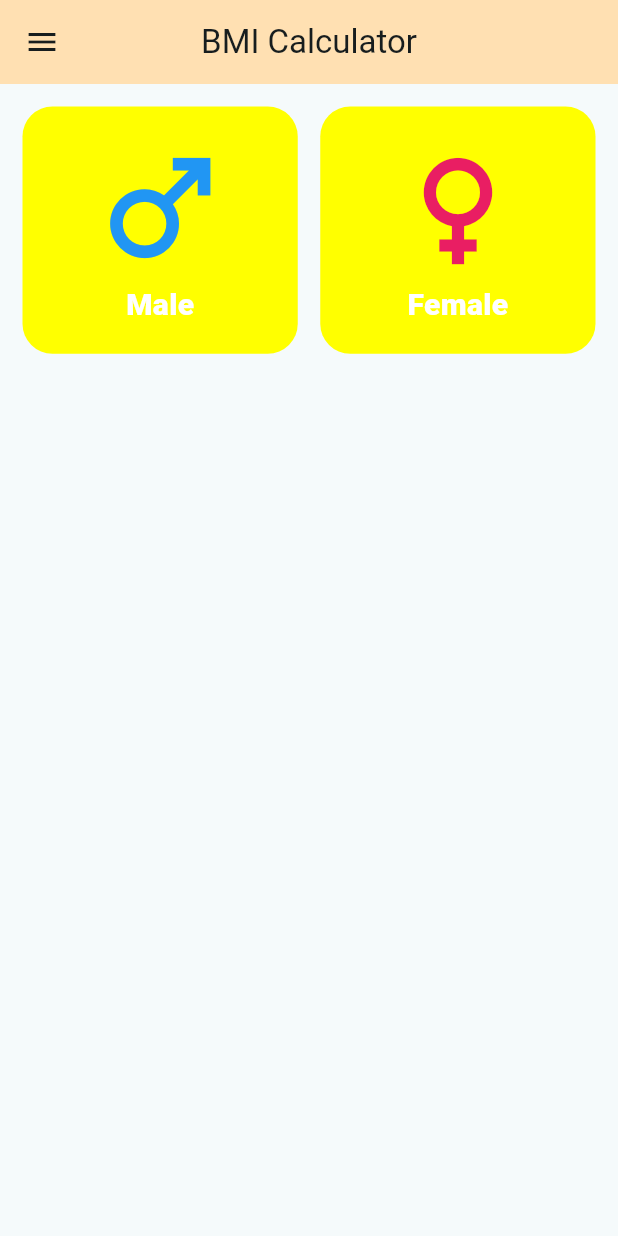
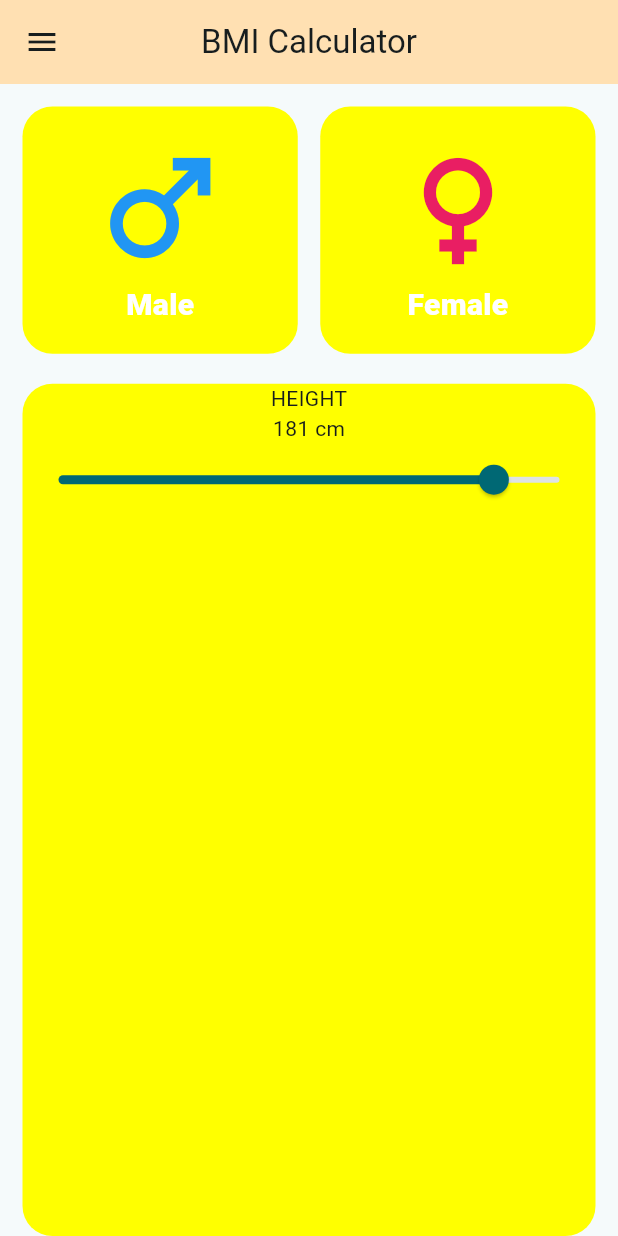
Before and after one commit to Ratndeep1999/bmi_calculator, a Flutter app: the screen it shows after launch, on a phone screen of 412 x 824 dp. Run offline on Flutter 3.47's test engine with Material 3 defaults, Android fonts, the phone set to English and light mode, and no system bars.

Commit message:
bmi_calculator_page.dart : male anf female section (container, icons, text) added, Height section (Text, Text and slider) added

```diff
--- a/lib/bmi_calculator_page.dart
+++ b/lib/bmi_calculator_page.dart
@@ -8,6 +8,9 @@ class BmiCalculatorPage extends StatefulWidget {
 }
 
 class _BmiCalculatorPageState extends State<BmiCalculatorPage> {
+
+  double _height = 181 ;
+
   @override
   Widget build(BuildContext context) {
     return Scaffold(
@@ -30,8 +33,14 @@ class _BmiCalculatorPageState extends State<BmiCalculatorPage> {
                   // Male container
                   Expanded(
                     child: Container(
-                      height: MediaQuery.of(context).size.height * 0.20,
-                      width: MediaQuery.of(context).size.width * 0.10,
+                      height: MediaQuery
+                          .of(context)
+                          .size
+                          .height * 0.20,
+                      width: MediaQuery
+                          .of(context)
+                          .size
+                          .width * 0.10,
                       decoration: BoxDecoration(
                         borderRadius: BorderRadius.circular(20),
                         color: Colors.yellowAccent,
@@ -62,8 +71,14 @@ class _BmiCalculatorPageState extends State<BmiCalculatorPage> {
                   // Female container
                   Expanded(
                     child: Container(
-                      height: MediaQuery.of(context).size.height * 0.20,
-                      width: MediaQuery.of(context).size.width * 0.10,
+                      height: MediaQuery
+                          .of(context)
+                          .size
+                          .height * 0.20,
+                      width: MediaQuery
+                          .of(context)
+                          .size
+                          .width * 0.10,
                       decoration: BoxDecoration(
                         borderRadius: BorderRadius.circular(20),
                         color: Colors.yellowAccent,
@@ -94,16 +109,31 @@ class _BmiCalculatorPageState extends State<BmiCalculatorPage> {
               SizedBox(height: 20,),
 
               // Height Section
-              Container(
-                height: MediaQuery.of(context).size.height * 0.20,
+              Expanded(
+                child: Container(
+                  height: MediaQuery
+                      .of(context)
+                      .size
+                      .height * 0.20,
                   decoration: BoxDecoration(
                     borderRadius: BorderRadius.circular(20),
                     color: Colors.yellowAccent,
                   ),
                   child: Column(
                     children: [
-
+                      Text("HEIGHT"),
+                      Text("181 cm"),
+                      Slider(value: _height,
+                        min: 55,
+                        max: 200,
+                        onChanged: (double value) {
+                          _height = value ;
+                          setState(() {
+                            print("$_height");
+                          });
+                        },),
                     ],
+                  ),
                 ),
               ),
             ],
```
Lines whose indentation alone changed are shown as unchanged.
